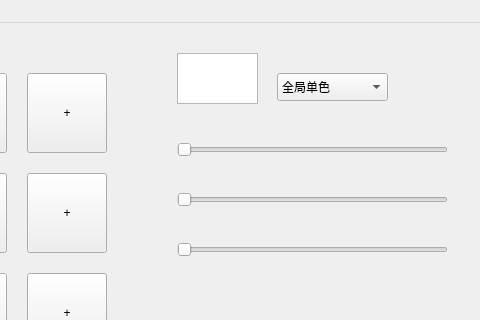
The window that UI/KeyLayout.ui (CATH2/CH552G_9KeyBoard_Change_Value) describes before a commit, drawn with Qt 5; both pictures show x 223 to 703 and y 0 to 320 of the 703 by 476 pixel window.
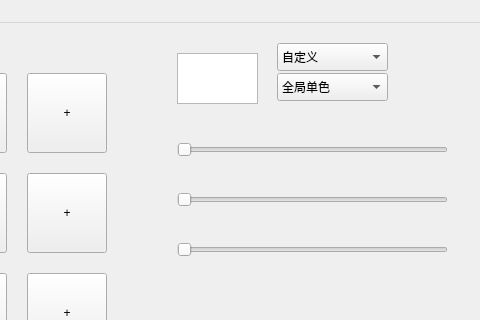
The same window after the commit.

Commit message: 添加改键界面中...

What changed in the file:
```diff
--- a/UI/KeyLayout.ui
+++ b/UI/KeyLayout.ui
@@ -272,7 +272,7 @@
      </rect>
     </property>
    </widget>
-   <widget class="QWidget" name="">
+   <widget class="QWidget" name="layoutWidget">
     <property name="geometry">
      <rect>
       <x>400</x>
@@ -311,6 +311,31 @@
      </item>
     </layout>
    </widget>
+   <widget class="QComboBox" name="comboBox_3">
+    <property name="geometry">
+     <rect>
+      <x>500</x>
+      <y>20</y>
+      <width>111</width>
+      <height>28</height>
+     </rect>
+    </property>
+    <item>
+     <property name="text">
+      <string>自定义</string>
+     </property>
+    </item>
+    <item>
+     <property name="text">
+      <string>数字层</string>
+     </property>
+    </item>
+    <item>
+     <property name="text">
+      <string>鼠标层</string>
+     </property>
+    </item>
+   </widget>
   </widget>
   <widget class="QMenuBar" name="menubar">
    <property name="geometry">
```
The commit also changes 4 other files.
